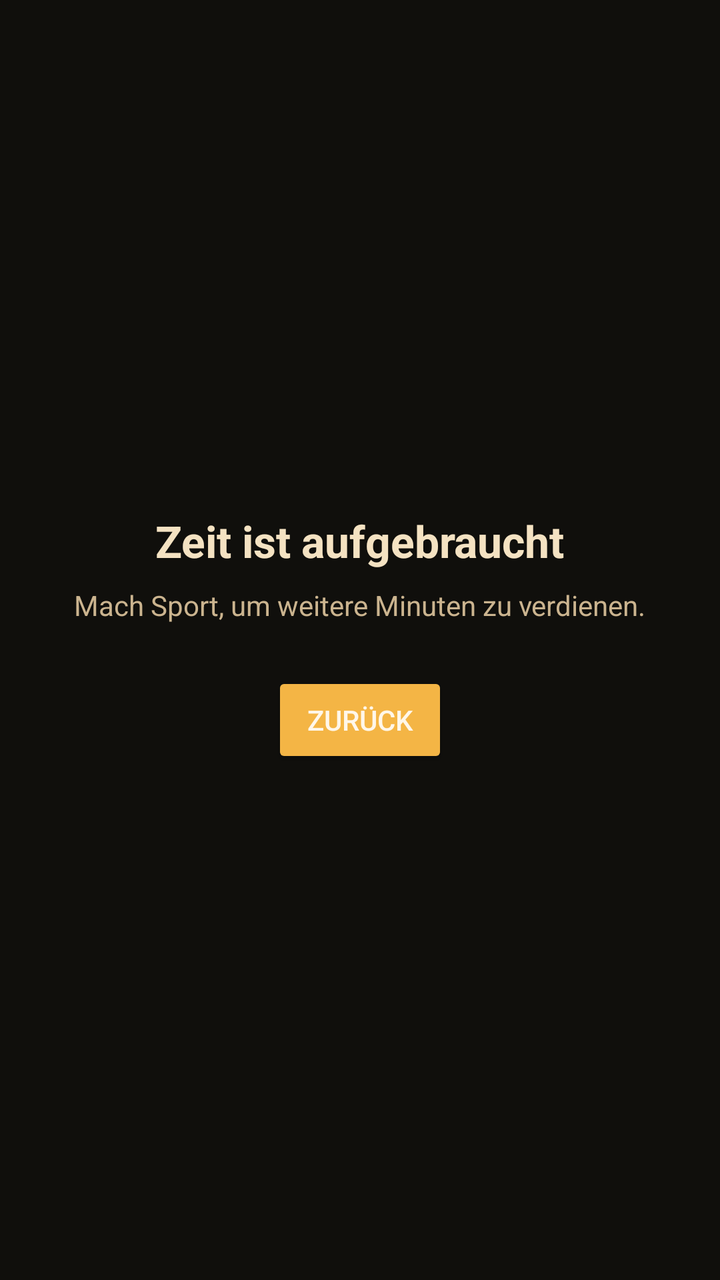
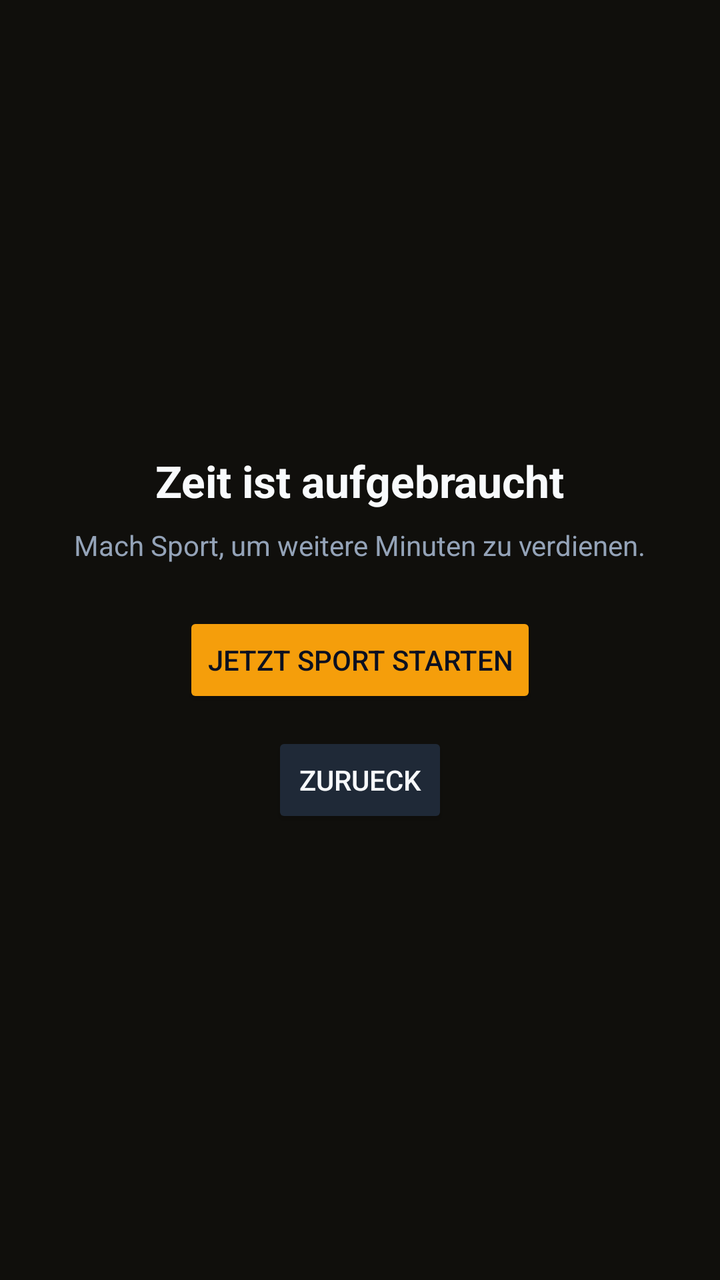

Two renders of the same Android screen: before a commit and after it. Below are the layout's source before the change and the commit's diff.
<!-- AndroidManifest.xml: activity theme Theme.App.Blocker -->
<!-- res/layout/activity_insta_blocker.xml -->
﻿<?xml version="1.0" encoding="utf-8"?>
<LinearLayout xmlns:android="http://schemas.android.com/apk/res/android"
  android:layout_width="match_parent"
  android:layout_height="match_parent"
  android:background="#100f0c"
  android:gravity="center"
  android:orientation="vertical"
  android:padding="24dp">

  <TextView
    android:id="@+id/blocker_title"
    android:layout_width="wrap_content"
    android:layout_height="wrap_content"
    android:text="Zeit ist aufgebraucht"
    android:textColor="#f4e2c2"
    android:textSize="22sp"
    android:textStyle="bold" />

  <TextView
    android:id="@+id/blocker_subtitle"
    android:layout_width="wrap_content"
    android:layout_height="wrap_content"
    android:layout_marginTop="8dp"
    android:text="Mach Sport, um weitere Minuten zu verdienen."
    android:textColor="#cbb48f"
    android:textSize="14sp" />

  <Button
    android:id="@+id/blocker_button"
    android:layout_width="wrap_content"
    android:layout_height="wrap_content"
    android:layout_marginTop="24dp"
    android:text="Zurück"
    android:backgroundTint="#f4b545"
    android:textColor="#fff7ea" />
</LinearLayout>
<!-- resources referenced by this layout -->
<resources>
  <style name="Theme.App.Blocker" parent="Theme.AppCompat.Light.NoActionBar">
      <item name="android:windowBackground">#0f1114</item>
    </style>
</resources>

<!-- the commit's change to res/layout/activity_insta_blocker.xml (unified diff, before → after) -->
@@ -1,4 +1,4 @@
-﻿<?xml version="1.0" encoding="utf-8"?>
+<?xml version="1.0" encoding="utf-8"?>
 <LinearLayout xmlns:android="http://schemas.android.com/apk/res/android"
   android:layout_width="match_parent"
   android:layout_height="match_parent"
@@ -12,7 +12,7 @@
     android:layout_width="wrap_content"
     android:layout_height="wrap_content"
     android:text="Zeit ist aufgebraucht"
-    android:textColor="#f4e2c2"
+    android:textColor="#f8fafc"
     android:textSize="22sp"
     android:textStyle="bold" />
 
@@ -22,15 +22,24 @@
     android:layout_height="wrap_content"
     android:layout_marginTop="8dp"
     android:text="Mach Sport, um weitere Minuten zu verdienen."
-    android:textColor="#cbb48f"
+    android:textColor="#94a3b8"
     android:textSize="14sp" />
+
+  <Button
+    android:id="@+id/blocker_open_app"
+    android:layout_width="wrap_content"
+    android:layout_height="wrap_content"
+    android:layout_marginTop="24dp"
+    android:text="Jetzt Sport starten"
+    android:backgroundTint="#f59e0b"
+    android:textColor="#0b1020" />
 
   <Button
     android:id="@+id/blocker_button"
     android:layout_width="wrap_content"
     android:layout_height="wrap_content"
-    android:layout_marginTop="24dp"
-    android:text="Zurück"
-    android:backgroundTint="#f4b545"
-    android:textColor="#fff7ea" />
+    android:layout_marginTop="12dp"
+    android:text="Zurueck"
+    android:backgroundTint="#1f2937"
+    android:textColor="#f8fafc" />
 </LinearLayout>
